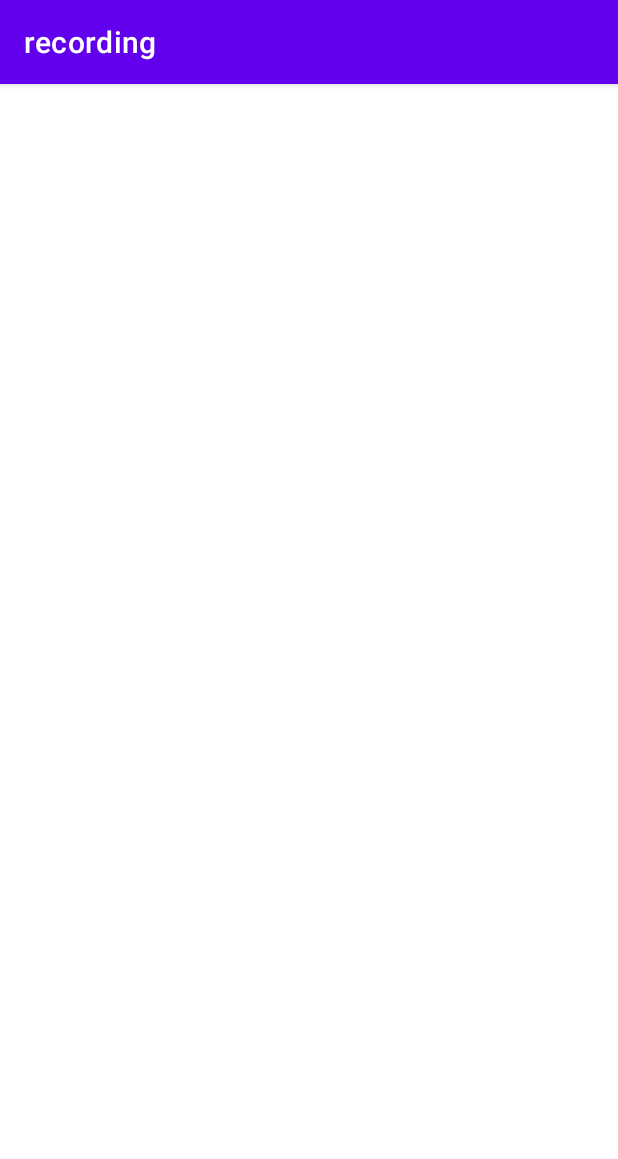
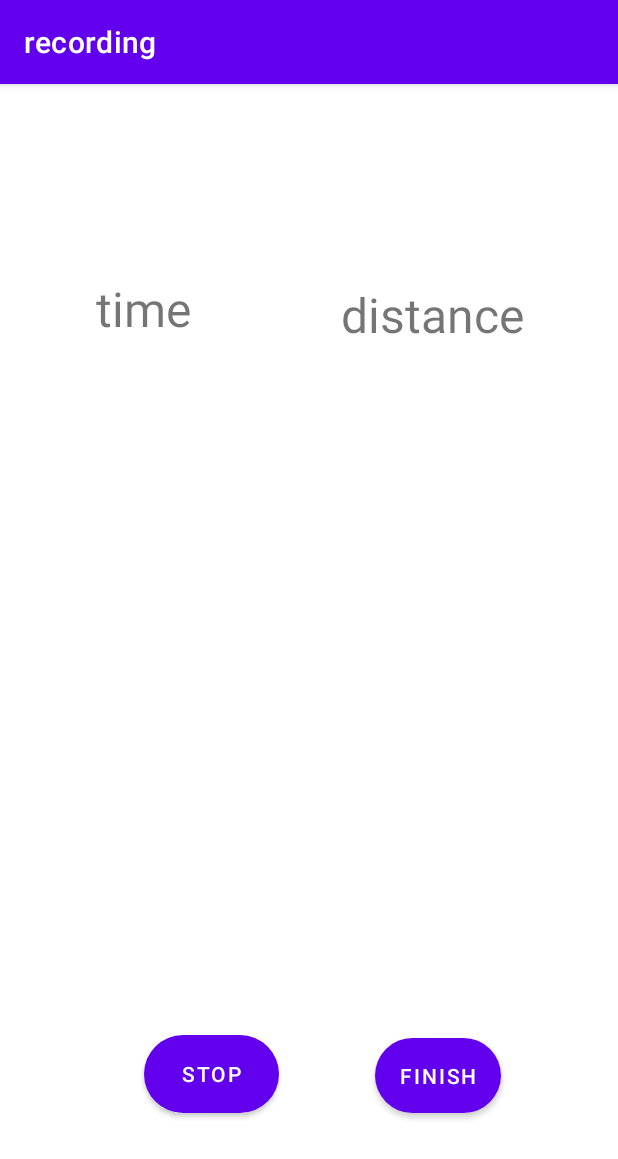
Before and after one commit to nielsver/practice-enterprise, an Android app: the MainActivity3 screen opened directly, with no data from a screen before it, on a phone screen of 412 x 824 dp. Shown: the top 1159 px of the screen. Run offline under Robolectric (Android 15) with nearby library versions, the phone set to English and light mode, and no system bars.

Commit message:
distance

```diff
--- a/RunandCycle/app/build.gradle
+++ b/RunandCycle/app/build.gradle
@@ -1,5 +1,6 @@
 plugins {
     id 'com.android.application'
+
 }
 
 android {
@@ -47,4 +48,6 @@ dependencies {
     testImplementation 'junit:junit:4.13.2'
     androidTestImplementation 'androidx.test.ext:junit:1.1.3'
     androidTestImplementation 'androidx.test.espresso:espresso-core:3.4.0'
+
+
 }
--- a/RunandCycle/app/src/main/AndroidManifest.xml
+++ b/RunandCycle/app/src/main/AndroidManifest.xml
@@ -16,7 +16,9 @@
         android:theme="@style/Theme.RunandCycle">
         <activity
             android:name=".MainActivity3"
-            android:exported="false" />
+            android:exported="true"
+            android:label="RunandCycle"
+            />
 
         <meta-data
             android:name="com.google.android.geo.API_KEY"
@@ -29,7 +31,6 @@
         <activity
             android:name=".MainActivity"
             android:exported="true"
-            android:label="@string/app_name"
             android:theme="@style/Theme.RunandCycle.NoActionBar">
             <intent-filter>
                 <action android:name="android.intent.action.MAIN" />
--- a/RunandCycle/app/src/main/java/com/example/runandcycle/MainActivity3.java
+++ b/RunandCycle/app/src/main/java/com/example/runandcycle/MainActivity3.java
@@ -1,29 +1,25 @@
 package com.example.runandcycle;
 
 import android.os.Bundle;
-import android.view.View;
-import android.widget.Button;
-import android.widget.TextView;
 
 import androidx.appcompat.app.AppCompatActivity;
 
-import java.util.Timer;
-import java.util.TimerTask;
-
 public class MainActivity3 extends AppCompatActivity {
-    TextView timertext;
+   /* TextView timertext;
     Button finish;
     Button stop;
     Timer timer;
     TimerTask timertask;
     Double time = 0.0;
-    private boolean timerRunning = true;
+    private boolean timerRunning = true;*/
 
     @Override
     protected void onCreate(Bundle savedInstanceState) {
         super.onCreate(savedInstanceState);
-        setContentView(R.layout.activity_main3);
+        setContentView(R.layout.fragment_runpage);
         getSupportActionBar().setTitle("recording");
+
+        /*
         timertext = findViewById(R.id.timer);
         finish = findViewById(R.id.finish);
         stop = findViewById(R.id.stop);
@@ -34,10 +30,10 @@ public class MainActivity3 extends AppCompatActivity {
             public void onClick(View view) {
                 startStopTapped(view);
             }
-        });
+        });*/
     }
 
-
+/*
     public void startStopTapped(View view) {
         if (!timerRunning) {
             timerRunning = true;
@@ -79,5 +75,5 @@ public class MainActivity3 extends AppCompatActivity {
 
     private String formatTime(int seconds, int minutes, int hours) {
         return String.format("%02d", hours + " : " + "%02d", minutes + " : " + "%02d", seconds);
-    }
+    }*/
 }
--- a/RunandCycle/app/src/main/java/com/example/runandcycle/ui/login/LoginFragment.java
+++ b/RunandCycle/app/src/main/java/com/example/runandcycle/ui/login/LoginFragment.java
@@ -40,6 +40,7 @@ public class LoginFragment extends Fragment {
         return binding.getRoot();
 
     }
+
 
     @Override
     public void onViewCreated(@NonNull View view, @Nullable Bundle savedInstanceState) {
@@ -134,8 +135,10 @@ public class LoginFragment extends Fragment {
 
             @Override
             public void onClick(View view) {
+                Bundle bundle = new Bundle();
+                bundle.putString("amount", String.valueOf(R.id.username));
                 NavHostFragment.findNavController(LoginFragment.this)
-                        .navigate(R.id.action_to_MainActivity2);
+                        .navigate(R.id.action_to_MainActivity2,bundle);
             }
         });
         if (getContext() != null && getContext().getApplicationContext() != null) {
--- a/RunandCycle/app/src/main/java/com/example/runandcycle/ui/notifications/NotificationsFragment.java
+++ b/RunandCycle/app/src/main/java/com/example/runandcycle/ui/notifications/NotificationsFragment.java
@@ -24,8 +24,13 @@ public class NotificationsFragment extends Fragment {
         binding = FragmentNotificationsBinding.inflate(inflater, container, false);
         View root = binding.getRoot();
 
+
+
+
         final TextView textView = binding.textNotifications;
         notificationsViewModel.getText().observe(getViewLifecycleOwner(), textView::setText);
+
+
         return root;
     }
 
--- a/RunandCycle/app/src/main/java/com/example/runandcycle/ui/notifications/NotificationsViewModel.java
+++ b/RunandCycle/app/src/main/java/com/example/runandcycle/ui/notifications/NotificationsViewModel.java
@@ -8,6 +8,7 @@ public class NotificationsViewModel extends ViewModel {
 
     private final MutableLiveData<String> mText;
 
+
     public NotificationsViewModel() {
         mText = new MutableLiveData<>();
         mText.setValue("My profile");
--- a/RunandCycle/app/src/main/res/layout/fragment_login.xml
+++ b/RunandCycle/app/src/main/res/layout/fragment_login.xml
@@ -82,6 +82,7 @@
         app:layout_constraintVertical_bias="0.3" />
 
     <TextView
+        android:id="@+id/activity_main_link"
         android:layout_width="wrap_content"
         android:layout_height="wrap_content"
         android:layout_gravity="center"
@@ -90,7 +91,6 @@
         app:layout_constraintEnd_toEndOf="parent"
         app:layout_constraintHorizontal_bias="0.498"
         app:layout_constraintStart_toStartOf="parent"
-        app:layout_constraintTop_toBottomOf="@+id/login"
         app:layout_constraintVertical_bias="0.247" />
 
 
--- a/RunandCycle/app/src/main/res/layout/fragment_runpage.xml
+++ b/RunandCycle/app/src/main/res/layout/fragment_runpage.xml
@@ -5,6 +5,7 @@
     android:id="@+id/frameLayout"
     android:layout_width="match_parent"
     android:layout_height="match_parent"
+
     tools:context=".runpage">
 
     <TextView
@@ -23,12 +24,24 @@
         android:id="@+id/timer"
         android:layout_width="wrap_content"
         android:layout_height="wrap_content"
-        android:layout_marginStart="64dp"
-        android:layout_marginTop="32dp"
+        android:layout_marginStart="44dp"
+        android:layout_marginTop="28dp"
         android:textSize="@dimen/fab_margin"
         app:layout_constraintStart_toStartOf="parent"
         app:layout_constraintTop_toBottomOf="@+id/timetext"
-        tools:text="00:00" />
+        tools:text="00:00:00" />
+
+    <TextView
+        android:id="@+id/distance"
+        android:layout_width="wrap_content"
+        android:layout_height="wrap_content"
+        android:layout_marginTop="132dp"
+        android:text="@string/distance"
+        android:textSize="32sp"
+        app:layout_constraintEnd_toEndOf="parent"
+        app:layout_constraintHorizontal_bias="0.582"
+        app:layout_constraintStart_toEndOf="@+id/timetext"
+        app:layout_constraintTop_toTopOf="parent" />
 
     <Button
         android:id="@+id/finish"
--- a/RunandCycle/app/src/main/res/navigation/nav_graph.xml
+++ b/RunandCycle/app/src/main/res/navigation/nav_graph.xml
@@ -22,6 +22,10 @@
         tools:layout="@layout/fragment_login">
     <action android:id="@+id/action_to_MainActivity2"
             app:destination="@+id/mobile_navigation"/>
+        <argument android:name="username"
+                    app:argType="integer"
+                    android:defaultValue="1"
+            />
     </fragment>
     <activity android:id="@+id/mobile_navigation"
             tools:layout="@layout/activity_main2"
--- a/RunandCycle/app/src/main/res/values/strings.xml
+++ b/RunandCycle/app/src/main/res/values/strings.xml
@@ -18,7 +18,7 @@
     <string name="invalid_username">Not a valid username</string>
     <string name="invalid_password">Password must be >5 characters</string>
     <string name="login_failed">"Login failed"</string>
-    <string name="register"><a href="C:\Users\User\Documents\GitHub\website\hoofdpagina.html">register</a></string>
+    <string name="register"><a href="www.google.com">register</a></string>
     <string name="home">home</string>
     <string name="title_activity_home">home</string>
     <string name="title_home">Home</string>
@@ -40,4 +40,6 @@
     <string name="finish">finish</string>
     <string name="stop">Stop</string>
     <string name="start">Start</string>
+    <string name="distance">distance</string>
+
 </resources>
```
Also changed, not shown: RunandCycle/app/src/main/res/navigation/mobile_navigation.xml (+6 -1 lines).
